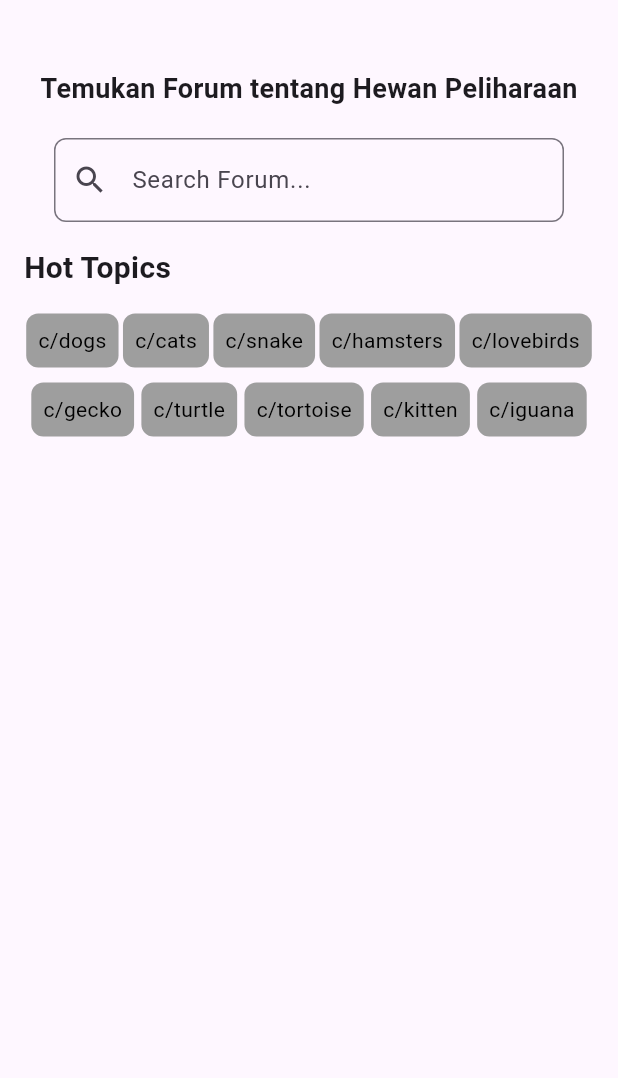
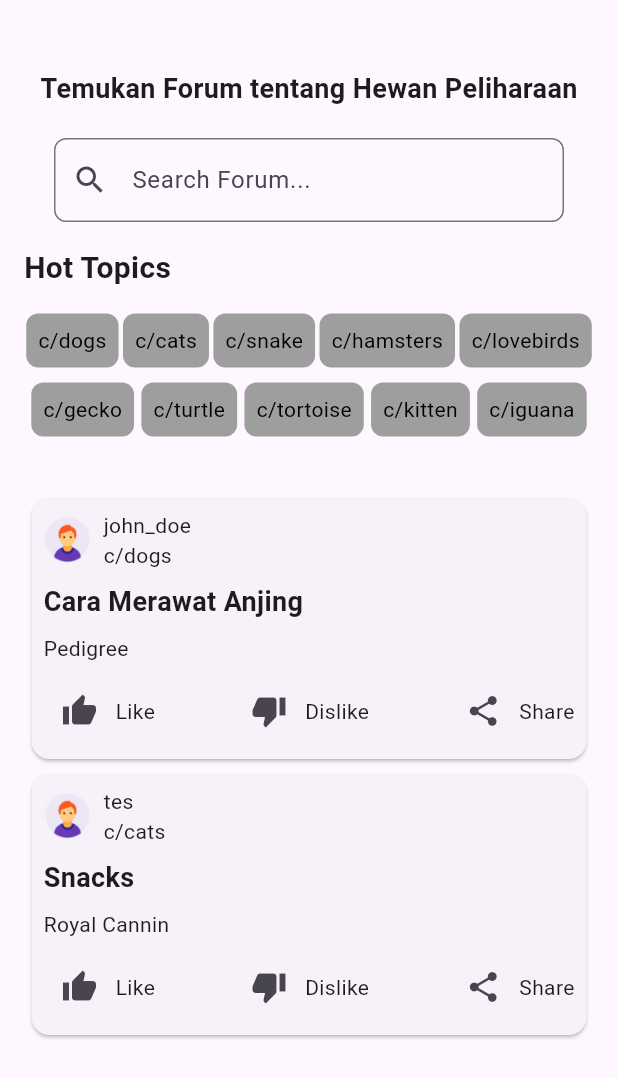
Before and after one commit to frdmn12/petHub, a Flutter app: the ForumPage screen opened directly, on a phone screen of 412 x 824 dp. Shown: the top 1078 px of the screen. Run offline on Flutter 3.47's test engine with Material 3 defaults, Android fonts, the phone set to English and light mode, and no system bars; our stand-ins replace google_maps_flutter, page_transition; project files that could hold a hidden picture were left out.

Commit message:
make widget for forum discussion and button, gesture detection for each category box under search bar

```diff
--- a/lib/pages/mainPages/forum.dart
+++ b/lib/pages/mainPages/forum.dart
@@ -1,8 +1,15 @@
 import 'package:flutter/material.dart';
 import 'package:flutter/rendering.dart';
 
-class ForumPage extends StatelessWidget {
+class ForumPage extends StatefulWidget {
   const ForumPage({super.key});
+
+  @override
+  _ForumPageState createState() => _ForumPageState();
+}
+
+class _ForumPageState extends State<ForumPage> {
+  List<bool> isSelected = List.generate(10, (index) => false);
 
   @override
   Widget build(BuildContext context) {
@@ -67,22 +74,150 @@ class ForumPage extends StatelessWidget {
             Row(
               mainAxisAlignment: MainAxisAlignment.spaceAround,
               children: [
-                buildCategoryBox('c/dogs'),
-                buildCategoryBox('c/cats'),
-                buildCategoryBox('c/snake'),
-                buildCategoryBox('c/hamsters'),
-                buildCategoryBox('c/lovebirds'),
+                buildCategoryBox('c/dogs', 0),
+                buildCategoryBox('c/cats', 1),
+                buildCategoryBox('c/snake', 2),
+                buildCategoryBox('c/hamsters', 3),
+                buildCategoryBox('c/lovebirds', 4),
               ],
             ),
             SizedBox(height: 10),
             Row(
               mainAxisAlignment: MainAxisAlignment.spaceEvenly,
               children: [
-                buildCategoryBox('c/gecko'),
-                buildCategoryBox('c/turtle'),
-                buildCategoryBox('c/tortoise'),
-                buildCategoryBox('c/kitten'),
-                buildCategoryBox('c/iguana'),
+                buildCategoryBox('c/gecko', 5),
+                buildCategoryBox('c/turtle', 6),
+                buildCategoryBox('c/tortoise', 7),
+                buildCategoryBox('c/kitten', 8),
+                buildCategoryBox('c/iguana', 9),
+              ],
+            ),
+            SizedBox(height: 20),
+            SizedBox(height: 16),
+            ForumPostWidget(
+              username: 'john_doe',
+              category: 'c/dogs',
+              title: 'Cara Merawat Anjing',
+              content: 'Pedigree',
+            ),
+            ForumPostWidget(
+                username: 'tes',
+                category: 'c/cats',
+                title: 'Snacks',
+                content: 'Royal Cannin'),
+          ],
+        ),
+      ),
+    );
+  }
+
+  Widget buildCategoryBox(String categoryName, int index) {
+    return GestureDetector(
+      onTap: () {
+        setState(() {
+          isSelected[index] = !isSelected[index];
+        });
+      },
+      child: Container(
+        padding: EdgeInsets.all(8),
+        decoration: BoxDecoration(
+          borderRadius: BorderRadius.circular(8),
+          color: isSelected[index] ? Colors.orange : Colors.grey,
+        ),
+        child: Text(
+          categoryName,
+          style: TextStyle(
+            color: const Color.fromARGB(255, 0, 0, 0),
+          ),
+        ),
+      ),
+    );
+  }
+}
+
+class ForumPostWidget extends StatelessWidget {
+  final String username;
+  final String category;
+  final String title;
+  final String content;
+
+  ForumPostWidget({
+    required this.username,
+    required this.category,
+    required this.title,
+    required this.content,
+  });
+
+  @override
+  Widget build(BuildContext context) {
+    return Card(
+      margin: EdgeInsets.all(5.0),
+      child: Padding(
+        padding: EdgeInsets.all(8.0),
+        child: Column(
+          crossAxisAlignment: CrossAxisAlignment.start,
+          children: [
+            Row(
+              children: [
+                const CircleAvatar(
+                  radius: 16,
+                  backgroundImage:
+                      AssetImage('assets/images/Profile Photo.png'),
+                ),
+                SizedBox(width: 8.0),
+                Column(
+                  crossAxisAlignment: CrossAxisAlignment.start,
+                  children: [
+                    Text(username),
+                    Text(category),
+                  ],
+                ),
+              ],
+            ),
+            SizedBox(height: 8.0),
+            Text(
+              title,
+              style: TextStyle(fontSize: 18.0, fontWeight: FontWeight.bold),
+            ),
+            SizedBox(height: 8.0),
+            Text(content),
+            SizedBox(height: 8.0),
+            Row(
+              mainAxisAlignment: MainAxisAlignment.spaceBetween,
+              children: [
+                Row(
+                  children: [
+                    IconButton(
+                      icon: Icon(Icons.thumb_up),
+                      onPressed: () {
+                        // Implement like functionality
+                      },
+                    ),
+                    Text('Like'),
+                  ],
+                ),
+                Row(
+                  children: [
+                    IconButton(
+                      icon: Icon(Icons.thumb_down),
+                      onPressed: () {
+                        // Implement dislike functionality
+                      },
+                    ),
+                    Text('Dislike'),
+                  ],
+                ),
+                Row(
+                  children: [
+                    IconButton(
+                      icon: Icon(Icons.share),
+                      onPressed: () {
+                        // Implement share functionality
+                      },
+                    ),
+                    Text('Share'),
+                  ],
+                ),
               ],
             ),
           ],
@@ -90,21 +225,4 @@ class ForumPage extends StatelessWidget {
       ),
     );
   }
-
-  Widget buildCategoryBox(String categoryName) {
-    return Container(
-      padding: EdgeInsets.all(8),
-      decoration: BoxDecoration(
-        borderRadius: BorderRadius.circular(8),
-        color: Colors.grey, // Warna latar belakang kotak
-      ),
-      child: Text(
-        categoryName,
-        style: TextStyle(
-          color:
-              const Color.fromARGB(255, 0, 0, 0), // Warna teks di dalam kotak
-        ),
-      ),
-    );
-  }
 }
```
Also changed, not shown: pubspec.lock.
